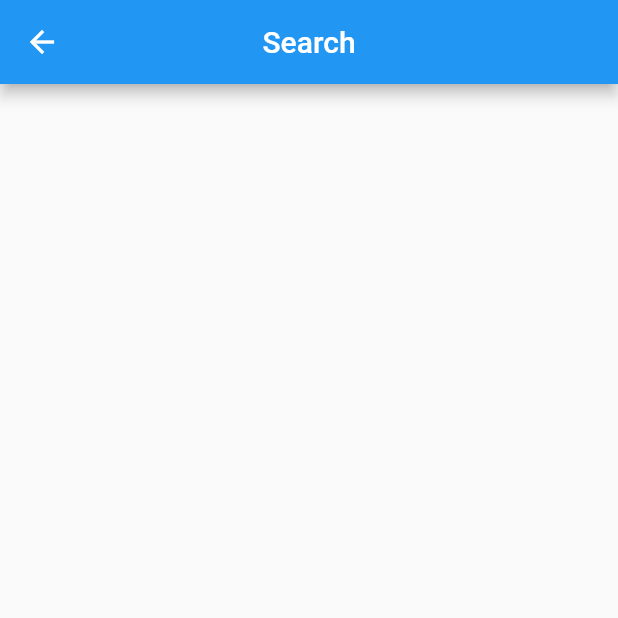
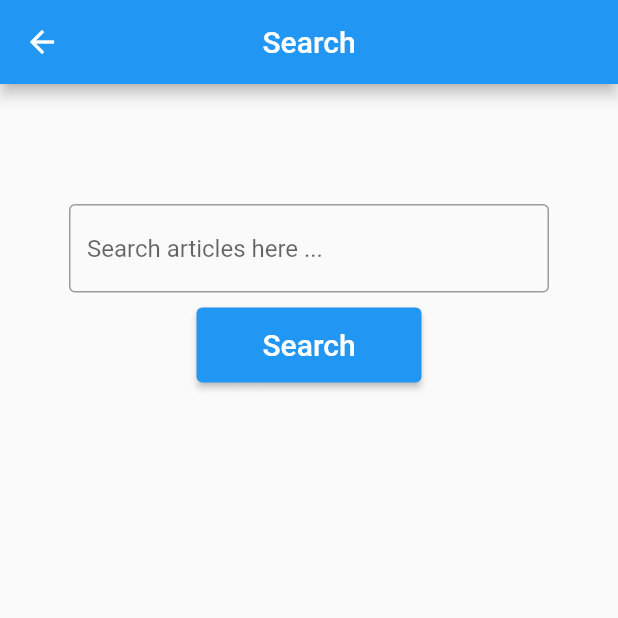
Before and after one commit to bashiryousufy/article_app, a Flutter app: the SearchArticleScreen screen opened by its route, on a phone screen of 412 x 824 dp, the top half of it. Run offline on Flutter 3.47's test engine with Material 2 defaults, Android fonts, the phone set to English and light mode, and no system bars; our stand-ins replace shared_preferences; accounts and stored records are empty; network calls fail.

```diff
--- a/lib/screens/home_screen.dart
+++ b/lib/screens/home_screen.dart
@@ -15,7 +15,7 @@ class HomeScreen extends StatelessWidget {
           'pageRoute': 'search',
         },
         {
-          'title': 'List',
+          'title': 'Popular',
           'label': 'List Articles',
           'pageRoute': 'list',
         },
--- a/lib/screens/search_article_screen.dart
+++ b/lib/screens/search_article_screen.dart
@@ -1,3 +1,4 @@
+import 'package:article_app/screens/articles_screen.dart';
 import 'package:flutter/material.dart';
 import 'package:flutter/src/widgets/framework.dart';
 import 'package:flutter/src/widgets/placeholder.dart';
@@ -7,11 +8,57 @@ class SearchArticleScreen extends StatelessWidget {
 
   @override
   Widget build(BuildContext context) {
+    final queryController = TextEditingController();
+
     return Scaffold(
       appBar: AppBar(
         title: const Text('Search'),
         centerTitle: true,
       ),
+      body: Container(
+        margin: const EdgeInsets.only(top: 80),
+        child: Center(
+          child: Column(
+            children: [
+              SizedBox(
+                width: 320,
+                child: TextField(
+                  controller: queryController,
+                  decoration: InputDecoration(
+                    hintText: 'Search articles here ...',
+                    border: OutlineInputBorder(),
+                  ),
+                ),
+              ),
+              SizedBox(
+                height: 10,
+              ),
+              SizedBox(
+                width: 150,
+                height: 50,
+                child: ElevatedButton(
+                  onPressed: () {
+                    Navigator.push(
+                      context,
+                      MaterialPageRoute(
+                        builder: (context) =>
+                            ArticleScreen(query: queryController.text),
+                      ),
+                    );
+                  },
+                  child: const Text(
+                    'Search',
+                    style: TextStyle(fontSize: 20),
+                  ),
+                  style: ButtonStyle(
+                    maximumSize: MaterialStateProperty.all(const Size(100, 50)),
+                  ),
+                ),
+              )
+            ],
+          ),
+        ),
+      ),
     );
   }
 }
```
Also changed, not shown: lib/screens/articles_screen.dart (+45 -2 lines).
